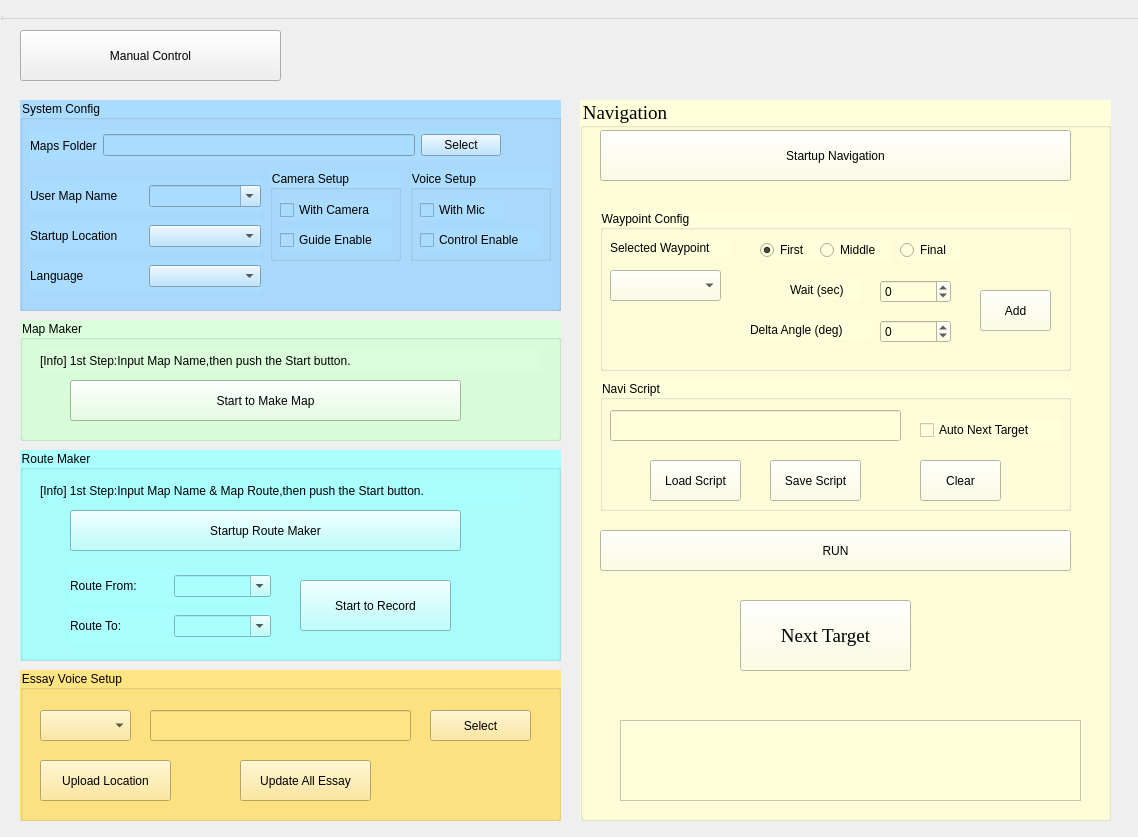
Before: the Qt Designer form src/GUI/src/mainwindow.ui in 7174952/mikuni-amr-3d-lidar, drawn with Qt 5.
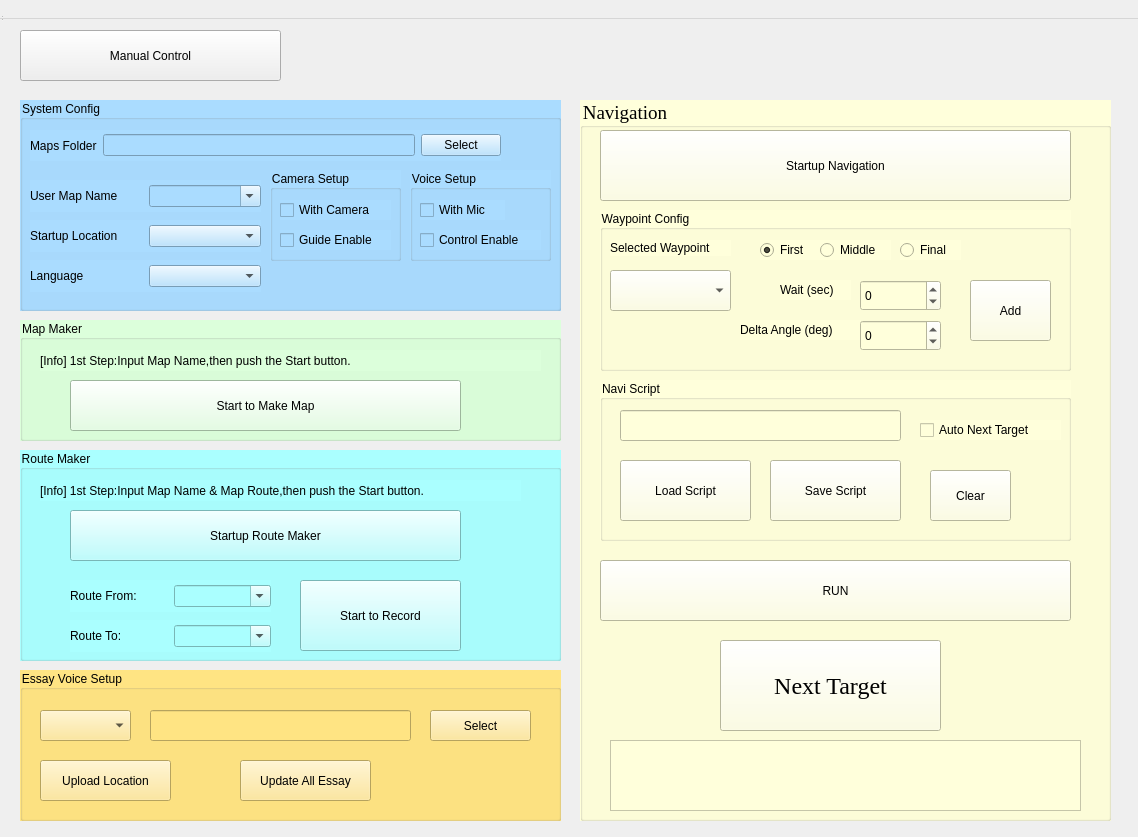
After: the same form once the commit is applied.

```diff
--- a/src/GUI/src/mainwindow.ui
+++ b/src/GUI/src/mainwindow.ui
@@ -312,7 +312,7 @@
        <x>50</x>
        <y>60</y>
        <width>391</width>
-       <height>41</height>
+       <height>51</height>
       </rect>
      </property>
      <property name="styleSheet">
@@ -371,7 +371,7 @@
        <x>20</x>
        <y>30</y>
        <width>471</width>
-       <height>51</height>
+       <height>71</height>
       </rect>
      </property>
      <property name="styleSheet">
@@ -385,9 +385,9 @@
      <property name="geometry">
       <rect>
        <x>20</x>
-       <y>430</y>
+       <y>460</y>
        <width>471</width>
-       <height>41</height>
+       <height>61</height>
       </rect>
      </property>
      <property name="styleSheet">
@@ -470,7 +470,7 @@
      <widget class="QLabel" name="label_Waypoint_Angle">
       <property name="geometry">
        <rect>
-        <x>150</x>
+        <x>140</x>
         <y>110</y>
         <width>121</width>
         <height>20</height>
@@ -483,10 +483,10 @@
      <widget class="QSpinBox" name="spinBox_Waypoint_Angle">
       <property name="geometry">
        <rect>
-        <x>280</x>
+        <x>260</x>
         <y>110</y>
-        <width>71</width>
-        <height>23</height>
+        <width>81</width>
+        <height>31</height>
        </rect>
       </property>
       <property name="minimum">
@@ -499,7 +499,7 @@
      <widget class="QLabel" name="label_Waypoint_WaitTime">
       <property name="geometry">
        <rect>
-        <x>190</x>
+        <x>180</x>
         <y>70</y>
         <width>71</width>
         <height>20</height>
@@ -512,10 +512,10 @@
      <widget class="QSpinBox" name="spinBox_Waypoint_Wait">
       <property name="geometry">
        <rect>
-        <x>280</x>
+        <x>260</x>
         <y>70</y>
-        <width>71</width>
-        <height>23</height>
+        <width>81</width>
+        <height>31</height>
        </rect>
       </property>
       <property name="minimum">
@@ -528,10 +528,10 @@
      <widget class="QPushButton" name="pushButton_Waypoint_Add">
       <property name="geometry">
        <rect>
-        <x>380</x>
-        <y>80</y>
-        <width>71</width>
-        <height>41</height>
+        <x>370</x>
+        <y>70</y>
+        <width>81</width>
+        <height>61</height>
        </rect>
       </property>
       <property name="styleSheet">
@@ -546,8 +546,8 @@
        <rect>
         <x>10</x>
         <y>60</y>
-        <width>111</width>
-        <height>31</height>
+        <width>121</width>
+        <height>41</height>
        </rect>
       </property>
       <property name="styleSheet">
@@ -561,7 +561,7 @@
        <x>20</x>
        <y>280</y>
        <width>471</width>
-       <height>131</height>
+       <height>161</height>
       </rect>
      </property>
      <property name="styleSheet">
@@ -589,9 +589,9 @@
       </property>
       <property name="geometry">
        <rect>
-        <x>10</x>
+        <x>20</x>
         <y>30</y>
-        <width>291</width>
+        <width>281</width>
         <height>31</height>
        </rect>
       </property>
@@ -609,10 +609,13 @@
        <rect>
         <x>170</x>
         <y>80</y>
-        <width>91</width>
-        <height>41</height>
+        <width>131</width>
+        <height>61</height>
        </rect>
       </property>
+      <property name="styleSheet">
+       <string notr="true">font: 16pt &quot;Times New Roman&quot;;</string>
+      </property>
       <property name="text">
        <string>Save Script</string>
       </property>
@@ -620,12 +623,15 @@
      <widget class="QPushButton" name="pushButton_Navi_Load_Script">
       <property name="geometry">
        <rect>
-        <x>50</x>
+        <x>20</x>
         <y>80</y>
-        <width>91</width>
-        <height>41</height>
+        <width>131</width>
+        <height>61</height>
        </rect>
       </property>
+      <property name="styleSheet">
+       <string notr="true">font: 16pt &quot;Times New Roman&quot;;</string>
+      </property>
       <property name="text">
        <string>Load Script</string>
       </property>
@@ -633,10 +639,10 @@
      <widget class="QPushButton" name="pushButton_Navi_Script_Clear">
       <property name="geometry">
        <rect>
-        <x>320</x>
-        <y>80</y>
+        <x>330</x>
+        <y>90</y>
         <width>81</width>
-        <height>41</height>
+        <height>51</height>
        </rect>
       </property>
       <property name="text">
@@ -647,16 +653,16 @@
     <widget class="QPushButton" name="pushButton_Next_Target">
      <property name="geometry">
       <rect>
-       <x>160</x>
-       <y>500</y>
-       <width>171</width>
-       <height>71</height>
+       <x>140</x>
+       <y>540</y>
+       <width>221</width>
+       <height>91</height>
       </rect>
      </property>
      <property name="font">
       <font>
        <family>Times New Roman</family>
-       <pointsize>14</pointsize>
+       <pointsize>18</pointsize>
        <italic>false</italic>
        <bold>false</bold>
       </font>
@@ -671,10 +677,10 @@
     <widget class="QTextEdit" name="textEdit_debug_info">
      <property name="geometry">
       <rect>
-       <x>40</x>
-       <y>620</y>
-       <width>461</width>
-       <height>81</height>
+       <x>30</x>
+       <y>640</y>
+       <width>471</width>
+       <height>71</height>
       </rect>
      </property>
     </widget>
@@ -718,7 +724,7 @@
        <x>50</x>
        <y>60</y>
        <width>391</width>
-       <height>41</height>
+       <height>51</height>
       </rect>
      </property>
      <property name="styleSheet">
@@ -733,7 +739,7 @@
      <property name="geometry">
       <rect>
        <x>50</x>
-       <y>120</y>
+       <y>130</y>
        <width>201</width>
        <height>32</height>
       </rect>
@@ -762,7 +768,7 @@
      <property name="geometry">
       <rect>
        <x>50</x>
-       <y>160</y>
+       <y>170</y>
        <width>201</width>
        <height>32</height>
       </rect>
@@ -792,8 +798,8 @@
       <rect>
        <x>280</x>
        <y>130</y>
-       <width>151</width>
-       <height>51</height>
+       <width>161</width>
+       <height>71</height>
       </rect>
      </property>
      <property name="styleSheet">
```
Left out of the diff: 10 changed lines with no effect on the pictures.
